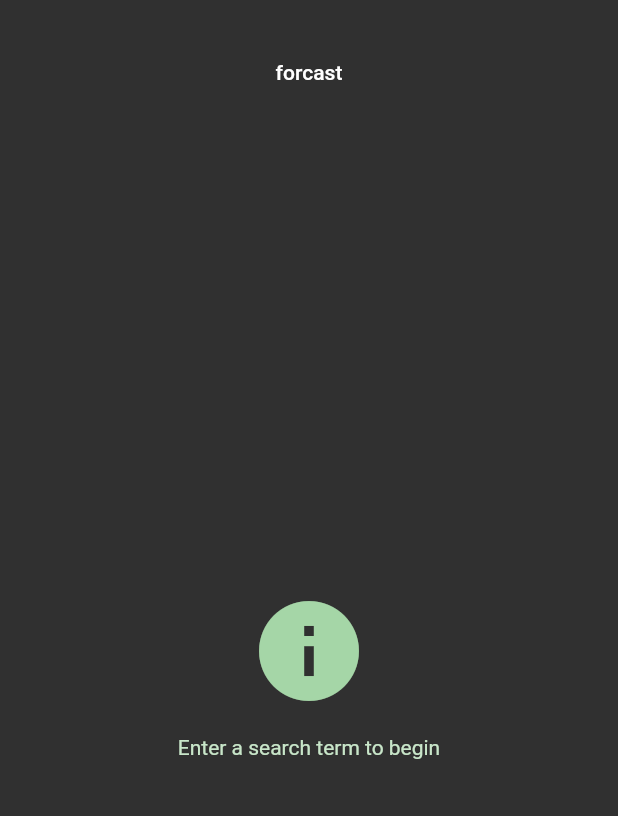
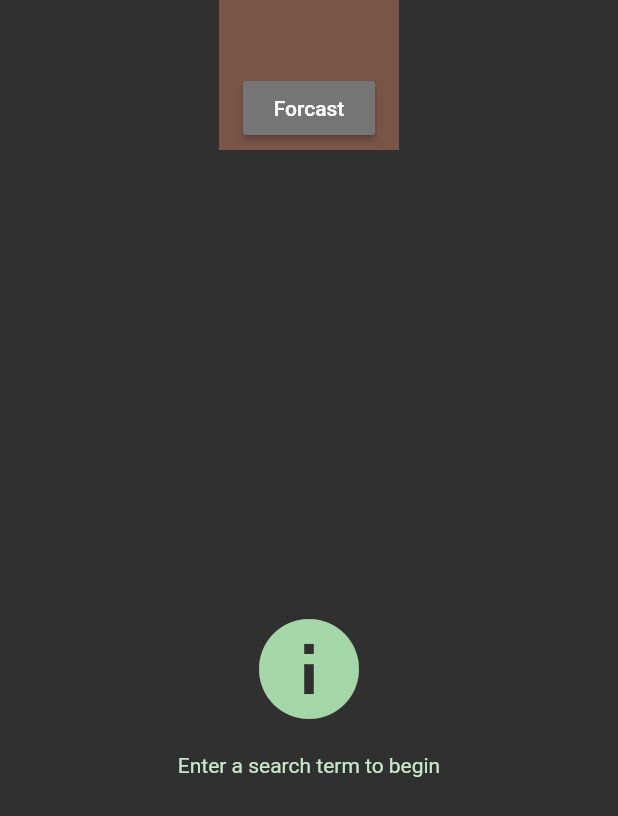
Before and after one commit to zjywill/WeatherFlutter, a Flutter app: the screen it shows after launch, on a phone screen of 412 x 824 dp. Shown: the top 816 px of the screen. Run offline on Flutter 3.47's test engine with Material 2 defaults, Android fonts, the light colour scheme and no system bars; our stand-ins replace flutter_redux, redux, rxdart; missing offline and left inert: redux_epics.

Commit message:
press success

```diff
--- a/lib/model/api/DarkSkyApi.dart
+++ b/lib/model/api/DarkSkyApi.dart
@@ -1,3 +1,4 @@
+import 'dart:async';
 import 'dart:convert';
 import 'dart:developer';
 
@@ -14,6 +15,7 @@ class DarkSkyApi {
     log('latitude: $latitude,longitude: $longitude');
     final response = await http.get(
         'https://api.darksky.net/forecast/14ecc9a31114895968a05c70cf5be1a9/$latitude,$longitude?exclude=minutely,alerts,flags&units=ca');
+    log('fetchForecast response $response');
     if (response.statusCode == 200) {
       log('fetchForecast response 200');
       return Forecast.fromJson(json.decode(response.body));
--- a/lib/model/pojo/Currently.dart
+++ b/lib/model/pojo/Currently.dart
@@ -1,5 +1,3 @@
-import 'dart:developer';
-
 class Currently {
   var time;
   var summary;
--- a/lib/model/pojo/DailyData.dart
+++ b/lib/model/pojo/DailyData.dart
@@ -1,5 +1,3 @@
-import 'dart:developer';
-
 class DailyData {
   int time;
   String summary;
--- a/lib/model/pojo/HourlyData.dart
+++ b/lib/model/pojo/HourlyData.dart
@@ -1,5 +1,3 @@
-import 'dart:developer';
-
 class HourlyData {
   int time;
   String summary;
--- a/lib/views/daily/DailyScreen.dart
+++ b/lib/views/daily/DailyScreen.dart
@@ -1,3 +1,5 @@
+import 'dart:developer';
+
 import 'package:flutter/material.dart';
 import 'package:flutter/widgets.dart';
 import 'package:flutter_redux/flutter_redux.dart';
@@ -10,26 +12,30 @@ class DailyScreen extends StatelessWidget {
 
   @override
   Widget build(BuildContext context) {
-    return StoreConnector<DailyState, DailyScreenViewModel>(
+    return StoreConnector<DailyState, _DailyScreenViewModel>(
       converter: (store) {
-        return DailyScreenViewModel(
+        return _DailyScreenViewModel(
             state: store.state,
-            onPressed: store.dispatch(DailyGetAction('40.7127', '-74.0059')));
+            onPressed: () {
+              print("button pressed2");
+              store.dispatch(DailyGetAction('40.7127', '-74.0059'));
+            });
       },
-      builder: (BuildContext context, DailyScreenViewModel vm) {
+      builder: (BuildContext context, _DailyScreenViewModel vm) {
         return Scaffold(
           body: Flex(direction: Axis.vertical, children: <Widget>[
             Container(
-              padding: EdgeInsets.fromLTRB(16.0, 24.0, 16.0, 4.0),
-              child: FlatButton(
-                child: Text("forcast"),
-                onPressed: () => vm.onPressed,
+              color: Colors.brown,
+              padding: EdgeInsets.fromLTRB(16.0, 48.0, 16.0, 4.0),
+              child: RaisedButton(
+                child: Text("Forcast"),
+                onPressed: () => vm.onPressed(),
               ),
             ),
             Expanded(
               child: AnimatedSwitcher(
                 duration: Duration(milliseconds: 500),
-                child: buildVisible(vm.state),
+                child: _buildVisible(vm.state),
               ),
             )
           ]),
@@ -39,7 +45,7 @@ class DailyScreen extends StatelessWidget {
   }
 }
 
-Widget buildVisible(DailyState state) {
+Widget _buildVisible(DailyState state) {
   if (state is DailyLoading) {
     print("DailyLoading");
     return DailyInitialScreen();
@@ -60,9 +66,9 @@ Widget buildVisible(DailyState state) {
   throw ArgumentError('No view for state: $state');
 }
 
-class DailyScreenViewModel {
+class _DailyScreenViewModel {
   final DailyState state;
   final void Function() onPressed;
 
-  DailyScreenViewModel({this.state, this.onPressed});
+  _DailyScreenViewModel({this.state, this.onPressed});
 }
--- a/pubspec.yaml
+++ b/pubspec.yaml
@@ -20,6 +20,7 @@ dependencies:
   flutter:
     sdk: flutter
   http: ^0.12.0+4
+  async: ^2.4.0
   flutter_redux: ^0.6.0
   redux_epics: ^0.13.0
   rxdart: ^0.23.1
```
Also changed, not shown: lib/views/daily/DailyState.dart (+7 -4 lines), pubspec.lock.
